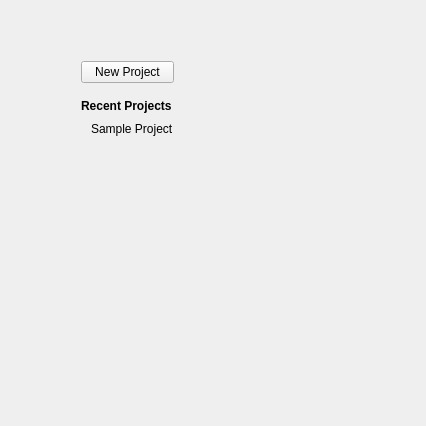
This is ThanuvaUi/Form/StartUpPage.ui in spoosanthiram/Thanuva as Qt 5 draws it before an edit. The edited form follows.
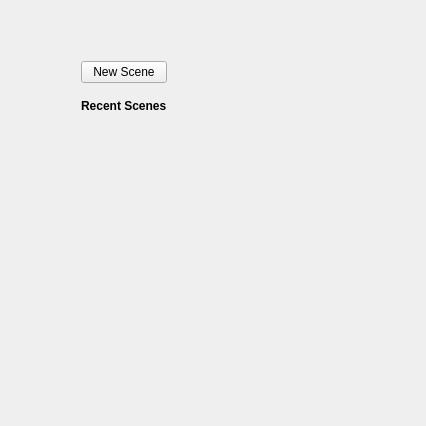
This is the edited form.

Commit message: 1. Adding persistance for ThanuvaApp's recent scenes. This is in model layer like saving scene. 2. Startup Page now shows the recent scenes.

The edit to the form file:
```diff
--- a/ThanuvaUi/Form/StartUpPage.ui
+++ b/ThanuvaUi/Form/StartUpPage.ui
@@ -51,7 +51,7 @@
      <item>
       <widget class="QPushButton" name="m_newProjectButton">
        <property name="text">
-        <string>New Project</string>
+        <string>New Scene</string>
        </property>
       </widget>
      </item>
@@ -80,7 +80,7 @@
         </font>
        </property>
        <property name="text">
-        <string>Recent Projects</string>
+        <string>Recent Scenes</string>
        </property>
        <property name="openExternalLinks">
         <bool>false</bool>
@@ -106,15 +106,7 @@
         </spacer>
        </item>
        <item>
-        <layout class="QVBoxLayout" name="m_projectsVerticalLayout">
-         <item>
-          <widget class="QLabel" name="m_sampleProjectLabel">
-           <property name="text">
-            <string>Sample Project</string>
-           </property>
-          </widget>
-         </item>
-        </layout>
+        <layout class="QVBoxLayout" name="m_scenesVerticalLayout"/>
        </item>
       </layout>
      </item>
```
Left out of the diff: 4 changed lines with no effect on the pictures. The commit also changes 6 other files.
